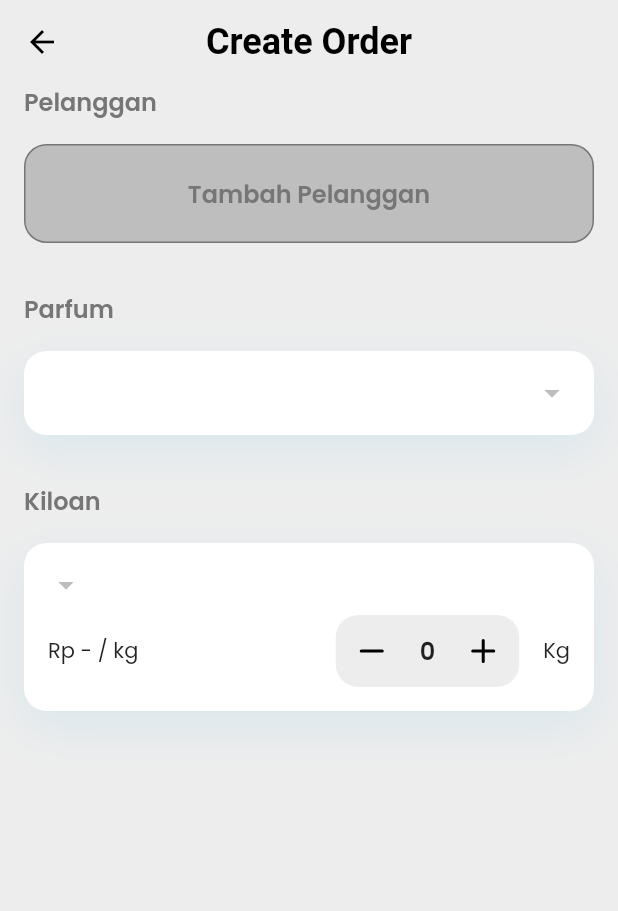
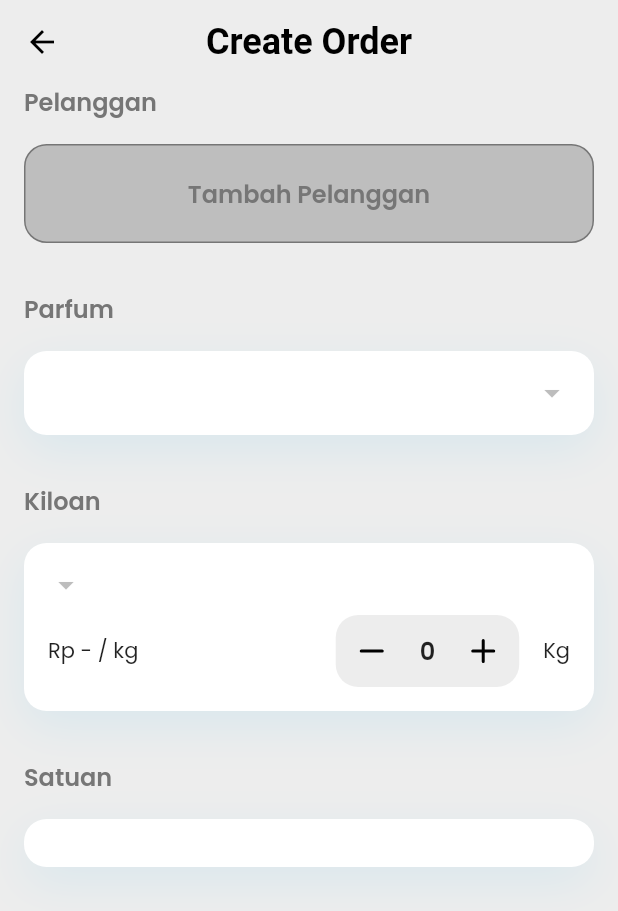
Before and after one commit to dimassdoubles/appsilon, a Flutter app: the CreateOrderScreen screen opened by its route, on a phone screen of 412 x 824 dp. Shown: the top 911 px of the screen. Run offline on Flutter 3.47's test engine with Material 2 defaults, Android fonts, the phone set to English and light mode, and no system bars; our stand-ins replace auto_route, bloc, dartz, dot_navigation_bar, equatable, flutter_bloc and 6 more; accounts and stored records are empty.

Commit message:
Memisahkan widget ke file terpisah

```diff
--- a/lib/src/features/order/presentation/screens/create_order_screen.dart
+++ b/lib/src/features/order/presentation/screens/create_order_screen.dart
@@ -4,6 +4,7 @@ import 'package:appsilon/src/features/order/presentation/blocs/service_event.dar
 import 'package:appsilon/src/features/order/presentation/blocs/service_state.dart';
 import 'package:appsilon/src/features/order/presentation/widgets/drop_down_parfume.dart';
 import 'package:appsilon/src/features/order/presentation/widgets/input_kiloan.dart';
+import 'package:appsilon/src/features/order/presentation/widgets/input_satuan.dart';
 import 'package:appsilon/src/shared/widgets/space/medium_space.dart';
 import 'package:appsilon/src/shared/widgets/space/regular_space.dart';
 import 'package:appsilon/src/themes/app_color.dart';
@@ -92,6 +93,13 @@ class _CreateOrderScreenState extends State<CreateOrderScreen> {
                     ),
                     const RegularSpace(),
                     const InputKiloan(),
+                    const MediumSpace(),
+                    Text(
+                      'Satuan',
+                      style: AppText.semiBold16.copyWith(color: AppColor.grey),
+                    ),
+                    const RegularSpace(),
+                    const InputSatuan(),
                   ]),
             );
           }
--- /dev/null
+++ b/lib/src/features/order/presentation/widgets/input_satuan.dart
@@ -0,0 +1,52 @@
+import 'package:appsilon/injection.dart';
+import 'package:appsilon/src/constants/app_constants.dart';
+import 'package:appsilon/src/features/order/domain/models/service.dart';
+import 'package:appsilon/src/features/order/presentation/blocs/service_bloc.dart';
+import 'package:appsilon/src/features/order/presentation/blocs/service_event.dart';
+import 'package:appsilon/src/features/order/presentation/blocs/service_state.dart';
+import 'package:appsilon/src/features/order/presentation/widgets/order_satuan_item.dart';
+import 'package:appsilon/src/shared/widgets/styled_container.dart';
+import 'package:flutter/material.dart';
+import 'package:flutter_bloc/flutter_bloc.dart';
+
+class InputSatuan extends StatefulWidget {
+  const InputSatuan({
+    super.key,
+  });
+
+  @override
+  State<InputSatuan> createState() => _InputSatuanState();
+}
+
+class _InputSatuanState extends State<InputSatuan> {
+  final ServiceBloc _serviceBloc = getIt.get<ServiceBloc>();
+
+  List<Service> _serviceList = [];
+
+  @override
+  void initState() {
+    _serviceBloc.add(EvGetServiceList(AppConstants.codeCuciSatuan));
+    super.initState();
+  }
+
+  @override
+  Widget build(BuildContext context) {
+    return BlocListener(
+      bloc: _serviceBloc,
+      listener: (context, state) {
+        if (state is SuccessGetServiceList) {
+          setState(() {
+            _serviceList = state.serviceList;
+          });
+        }
+      },
+      child: StyledContainer(
+        width: double.infinity,
+        child: Column(
+          children:
+              _serviceList.map((e) => OrderSatuanItem(service: e)).toList(),
+        ),
+      ),
+    );
+  }
+}
```
Also changed, not shown: lib/src/features/order/presentation/widgets/order_satuan_item.dart (added, +75 -0 lines).
